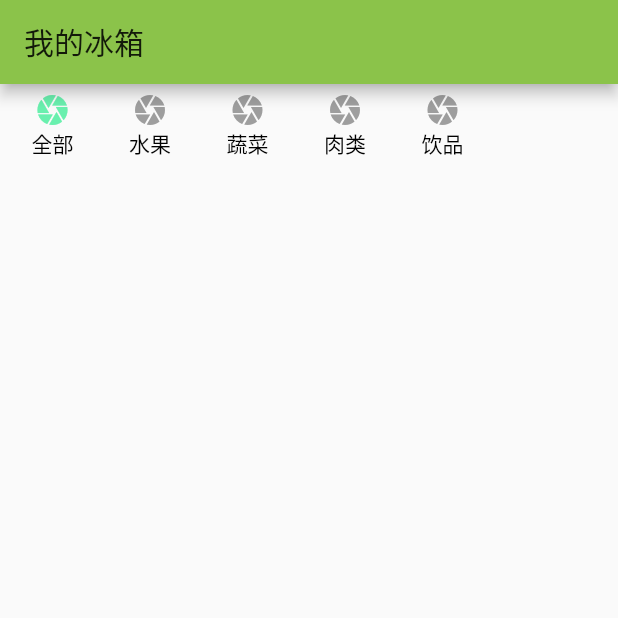
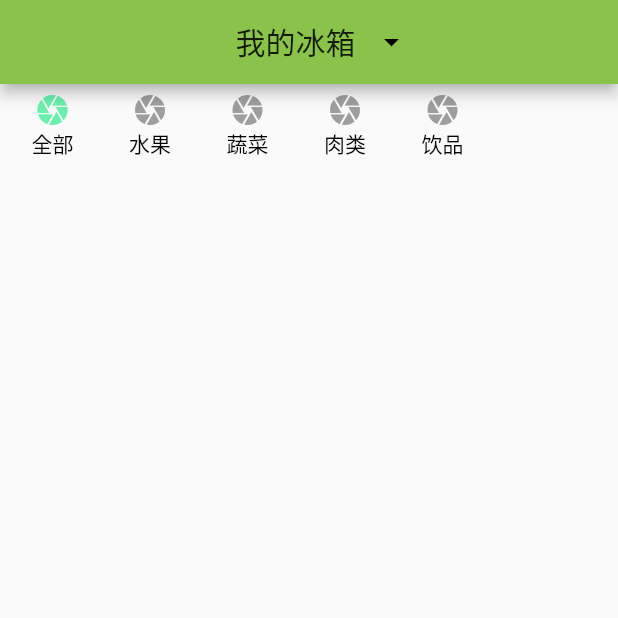
Before and after one commit to zxt3310/BingEgg, a Flutter app: the MyFridgeWidget screen opened directly, on a phone screen of 412 x 824 dp, the top half of it. Run offline on Flutter 3.47's test engine with Material 2 defaults, Android fonts, the light colour scheme and no system bars; our stand-ins replace dio, font_awesome_flutter, shared_preferences, syncfusion_flutter_charts, webview_flutter; missing offline and left inert: flutter_audio_recorder, flutter_sound, gesture_zoom_box, gzx_dropdown_menu; accounts and stored records are empty; network calls fail.

Commit message:
fridge list

```diff
--- a/lib/Views/myFridge/myFridge.dart
+++ b/lib/Views/myFridge/myFridge.dart
@@ -6,14 +6,71 @@ import '../../model/network.dart';
 List<String> namelist = ['全部', '水果', '蔬菜', '肉类', '饮品'];
 
 class MyFridgeWidget extends StatelessWidget {
+  final CurrentFridgeListProvider curFridgeState = CurrentFridgeListProvider();
   @override
   Widget build(BuildContext context) {
-    return Scaffold(
-      appBar: AppBar(
-        title: Text('我的冰箱'),
-      ),
-      body: _FridgeWidget(),
-    );
+    return ChangeNotifierProvider<CurrentFridgeListProvider>(
+        create: (context) => curFridgeState,
+        child: Scaffold(
+          appBar: AppBar(
+            title: TitleHeaderWidget(),
+          ),
+          body: _FridgeWidget(),
+        ));
+  }
+}
+
+class TitleHeaderWidget extends StatefulWidget {
+  @override
+  _TitleHeaderWidgetState createState() => _TitleHeaderWidgetState();
+}
+
+class _TitleHeaderWidgetState extends State<TitleHeaderWidget> {
+  @override
+  Widget build(BuildContext context) {
+    return Consumer<CurrentFridgeListProvider>(
+        builder: (BuildContext context, value, Widget child) {
+      return Container(
+        child: Row(
+          mainAxisAlignment: MainAxisAlignment.center,
+          children: <Widget>[
+            SizedBox(width: 30),
+            Text('我的冰箱'),
+            PopupMenuButton(
+              icon: Icon(Icons.arrow_drop_down),
+              itemBuilder: (context) {
+                return List.generate(2, (idx) {
+                  return PopupMenuItem(child: Text('选项卡'));
+                });
+              },
+            )
+          ],
+        ),
+      );
+    });
+  }
+
+  @override
+  void didChangeDependencies() {
+    super.didChangeDependencies();
+    _getFridgeList();
+  }
+
+  _getFridgeList() async {
+    NetManager manager = NetManager.instance;
+    Response res = await manager.dio.get('/api/user-box/list');
+    if (res.data['err'] != 0) {
+      Scaffold.of(context)
+          .showSnackBar(SnackBar(content: Text(res.data['errmsg'])));
+      return;
+    }
+    List sources = res.data['data']['boxes'];
+    List<Fridge> fridges = List<Fridge>.generate(sources.length, (idx) {
+      return Fridge.fromJson(sources[idx]);
+    });
+    CurrentFridgeListProvider curProvider =
+        Provider.of<CurrentFridgeListProvider>(context);
+    curProvider.changeList(fridges);
   }
 }
 
@@ -97,12 +154,13 @@ class __FridgeWidgetState extends State<_FridgeWidget>
     );
   }
 
-  _getDataSource() async{
+  _getDataSource() async {
     NetManager ntMgr = NetManager.instance;
-    Response res =await ntMgr.dio.get('/api/user-inventory/list');
+    Response res = await ntMgr.dio.get('/api/user-inventory/list');
 
-    if(res.data['err'] != 0){
-      Scaffold.of(context).showSnackBar(SnackBar(content:Text(res.data['errmsg'])));
+    if (res.data['err'] != 0) {
+      Scaffold.of(context)
+          .showSnackBar(SnackBar(content: Text(res.data['errmsg'])));
       return;
     }
     List datas = res.data['data']['inventories'];
@@ -112,6 +170,7 @@ class __FridgeWidgetState extends State<_FridgeWidget>
     });
     curState.changeSource(foods);
   }
+
   @override
   void didChangeDependencies() {
     super.didChangeDependencies();
@@ -188,3 +247,30 @@ class FoodMaterial {
     }
   }
 }
+
+class Fridge {
+  final int id;
+  final String boxname;
+  final bool isdefault;
+  Fridge(this.id, this.boxname, this.isdefault);
+
+  Fridge.fromJson(Map<String, dynamic> json)
+      : id = json['id'],
+        boxname = json['box_name'],
+        isdefault = json['isdefault'] == 0 ? false : true;
+}
+
+class CurrentFridgeListProvider with ChangeNotifier {
+  List<Fridge> curList;
+  int curIndex = 0;
+
+  changeList(List<Fridge> list) {
+    curList = list;
+    notifyListeners();
+  }
+
+  changeIndex(int idx) {
+    curIndex = idx;
+    notifyListeners();
+  }
+}
--- a/lib/main.dart
+++ b/lib/main.dart
@@ -45,7 +45,7 @@ class MyApp extends StatelessWidget {
         title: 'Voice Demo',
         theme: ThemeData(
           primarySwatch: Colors.lightGreen,
-          splashColor: Colors.transparent
+          splashColor: Colors.transparent,
         ),
         home: MyHomePage());
   }
--- a/lib/model/network.dart
+++ b/lib/model/network.dart
@@ -29,12 +29,12 @@ class NetManager {
 
     }, onResponse: (Response res) {
       int err = res.data['err'];
-      if (err != 0) {
-        dio.reject('faild');
+      if (err == 999) {
+        return dio.reject(DioError(error: 'need relogin'));
       }
     },onError: (err){
       print(err);
-      return dio.resolve(Response(data: {'err':999,'errmsg':'网络连接失败'}));
+      return dio.resolve(Response(data: {'err':990,'errmsg':'网络连接失败'}));
     }));
   }
   static NetManager _getInstance() {
```
Also changed, not shown: 3 other files.
